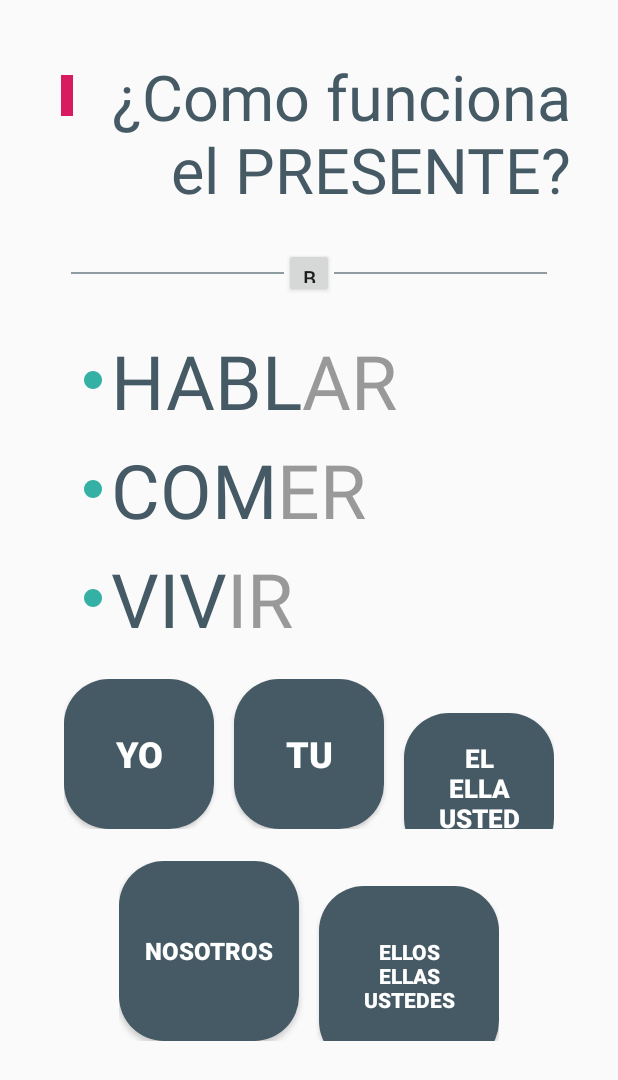
After one commit to Aquima/spanish-pocket-android, an Android app: the PresentActivity screen opened directly, with no data from a screen before it, on a phone screen of 412 x 824 dp. The commit adds this screen. Shown: the top 1080 px of the screen. Run offline under Robolectric (Android 15) with nearby library versions, the light colour scheme and no system bars.

Commit message:
create present activity
activity and btnPronouns, circle_green and edit colors.xml and dimension

```diff
--- a/app/src/main/AndroidManifest.xml
+++ b/app/src/main/AndroidManifest.xml
@@ -11,6 +11,8 @@
             android:roundIcon="@mipmap/ic_launcher_round"
             android:supportsRtl="true"
             android:theme="@style/AppTheme">
+        <activity android:name=".Views.PresentActivity">
+        </activity>
         <activity android:name=".Views.ScoreActivity">
         </activity>
         <activity android:name=".Views.RegisterActivity">
--- /dev/null
+++ b/app/src/main/java/com/quimalabs/sp/Views/PresentActivity.kt
@@ -0,0 +1,13 @@
+package com.quimalabs.sp.Views
+
+import android.support.v7.app.AppCompatActivity
+import android.os.Bundle
+import com.quimalabs.sp.R
+
+class PresentActivity : AppCompatActivity() {
+
+    override fun onCreate(savedInstanceState: Bundle?) {
+        super.onCreate(savedInstanceState)
+        setContentView(R.layout.activity_present)
+    }
+}
--- /dev/null
+++ b/app/src/main/res/drawable/btn_pronouns.xml
@@ -0,0 +1,18 @@
+<?xml version="1.0" encoding="utf-8"?>
+<shape xmlns:android="http://schemas.android.com/apk/res/android" android:shape="rectangle" >
+    <corners
+            android:radius="@dimen/corner_pronouns"/>
+    <solid
+            android:color="@color/colorDarkGreen"/>
+    <padding
+            android:left="0dp"
+            android:top="0dp"
+            android:right="0dp"
+            android:bottom="0dp"/>
+    <size
+            android:width="150dp"
+            android:height="150dp"/>
+    <stroke
+            android:width="0dp"
+            android:color="@color/colorDarkGreen"/>
+</shape>
--- /dev/null
+++ b/app/src/main/res/drawable/circle_green.xml
@@ -0,0 +1,12 @@
+<?xml version="1.0" encoding="utf-8"?>
+<vector xmlns:android="http://schemas.android.com/apk/res/android"
+        android:width="50dp"
+        android:height="50dp"
+        android:viewportWidth="50"
+        android:viewportHeight="50">
+
+    <path
+            android:fillColor="#34b1a4"
+            android:pathData="M 25 0 C 38.8071187458 0 50 11.1928812542 50 25 C 50 38.8071187458 38.8071187458 50 25 50 C 11.1928812542 50 0 38.8071187458 0 25 C 0 11.1928812542 11.1928812542 0 25 0 Z" />
+
+</vector>
--- /dev/null
+++ b/app/src/main/res/layout/activity_present.xml
@@ -0,0 +1,172 @@
+<?xml version="1.0" encoding="utf-8"?>
+<android.support.constraint.ConstraintLayout
+        xmlns:android="http://schemas.android.com/apk/res/android"
+        xmlns:tools="http://schemas.android.com/tools"
+        xmlns:app="http://schemas.android.com/apk/res-auto"
+        android:layout_width="match_parent"
+        android:layout_height="match_parent"
+        tools:context=".Views.PresentActivity">
+
+    <LinearLayout
+            android:orientation="horizontal"
+            android:layout_width="340dp"
+            android:layout_height="wrap_content"
+            android:layout_marginTop="36dp"
+            app:layout_constraintTop_toTopOf="parent" app:layout_constraintStart_toStartOf="parent"
+            app:layout_constraintEnd_toEndOf="parent"
+            android:layout_marginLeft="20dp" android:layout_marginStart="20dp" android:layout_marginRight="11dp"
+            android:layout_marginEnd="11dp" android:id="@+id/linearLayout">
+        <ImageView
+                android:layout_width="16dp"
+                android:layout_height="27dp" app:srcCompat="@color/colorAccent" android:id="@+id/imageView4"
+                android:layout_weight="1" android:layout_marginTop="14dp"/>
+        <TextView
+                android:text="¿Como funciona el PRESENTE?"
+                android:layout_width="wrap_content"
+                android:layout_height="wrap_content"
+                android:layout_gravity="right"
+                android:id="@+id/textView2" android:layout_weight="1"
+                android:textColor="@color/colorDarkGreen" android:textSize="42sp" android:textAllCaps="false"
+                android:layout_marginLeft="14dp" android:textIsSelectable="false" android:gravity="right"/>
+    </LinearLayout>
+    <LinearLayout
+            android:orientation="horizontal"
+            android:layout_width="wrap_content"
+            android:layout_height="0dp"
+            app:layout_constraintStart_toStartOf="parent"
+            app:layout_constraintEnd_toEndOf="parent"
+            android:layout_marginTop="24dp"
+            app:layout_constraintTop_toBottomOf="@+id/linearLayout" android:gravity="center"
+            android:id="@+id/linearLayout2">
+        <View
+                android:layout_width="142dp"
+                android:layout_height="1dp" android:id="@+id/view" android:layout_weight="1"
+                android:background="@color/colorDarkLead"/>
+        <Button
+                android:text="Button"
+                android:layout_width="33dp"
+                android:layout_height="33dp" android:id="@+id/button" android:layout_weight="1"/>
+        <View
+                android:layout_width="142dp"
+                android:layout_height="1dp" android:id="@+id/view2" android:layout_weight="1"
+                android:background="@color/colorDarkLead"/>
+    </LinearLayout>
+    <LinearLayout
+            android:orientation="vertical"
+            android:layout_width="300dp"
+            android:layout_height="wrap_content"
+            app:layout_constraintStart_toStartOf="parent"
+            app:layout_constraintEnd_toEndOf="parent"
+            android:layout_marginTop="21dp"
+            app:layout_constraintTop_toBottomOf="@+id/linearLayout2" android:id="@+id/linearLayout4"
+    >
+        <LinearLayout
+                android:orientation="horizontal"
+                android:layout_width="wrap_content"
+                android:layout_height="wrap_content"
+                android:gravity="center">
+            <ImageView
+                    android:layout_width="12dp"
+                    android:layout_height="12dp" android:background="@drawable/circle_green"
+                    android:id="@+id/imageView5" android:layout_weight="1"/>
+            <TextView
+                    android:text="HABL"
+                    android:layout_width="wrap_content"
+                    android:layout_height="wrap_content" android:id="@+id/txtFirstPronouns" android:layout_weight="1"
+                    android:textSize="50sp" android:layout_marginLeft="6dp" android:textColor="@color/colorDarkGreen"/>
+            <TextView
+                    android:text="AR"
+                    android:layout_width="wrap_content"
+                    android:layout_height="wrap_content" android:id="@+id/txtFirstComplete" android:layout_weight="1"
+                    android:textSize="50sp" android:textColor="@color/colorLead"/>
+        </LinearLayout>
+        <LinearLayout
+                android:orientation="horizontal"
+                android:layout_width="wrap_content"
+                android:layout_height="wrap_content" android:gravity="center"
+                android:layout_marginTop="5dp">
+            <ImageView
+                    android:layout_width="12dp"
+                    android:layout_height="12dp" android:background="@drawable/circle_green"
+                    android:id="@+id/imageView6" android:layout_weight="1"/>
+            <TextView
+                    android:text="COM"
+                    android:layout_width="wrap_content"
+                    android:layout_height="wrap_content" android:id="@+id/txtSecondPronouns" android:layout_weight="1"
+                    android:textSize="50sp" android:layout_marginLeft="6dp" android:textColor="@color/colorDarkGreen"/>
+            <TextView
+                    android:text="ER"
+                    android:layout_width="wrap_content"
+                    android:layout_height="wrap_content" android:id="@+id/txtSecondComplete" android:layout_weight="1"
+                    android:textSize="50sp" android:textColor="@color/colorLead"/>
+        </LinearLayout>
+        <LinearLayout
+                android:orientation="horizontal"
+                android:layout_width="wrap_content"
+                android:layout_height="wrap_content" android:gravity="center"
+                android:layout_marginTop="5dp">
+            <ImageView
+                    android:layout_width="12dp"
+                    android:layout_height="12dp" android:background="@drawable/circle_green"
+                    android:id="@+id/imageView7" android:layout_weight="1"/>
+            <TextView
+                    android:text="VIV"
+                    android:layout_width="wrap_content"
+                    android:layout_height="wrap_content" android:id="@+id/txtThirdPronouns" android:layout_weight="1"
+                    android:textSize="50sp" android:layout_marginLeft="6dp" android:textColor="@color/colorDarkGreen"/>
+            <TextView
+                    android:text="IR"
+                    android:layout_width="wrap_content"
+                    android:layout_height="wrap_content" android:id="@+id/txtThirdComplete" android:layout_weight="1"
+                    android:textSize="50sp" android:textColor="@color/colorLead"/>
+        </LinearLayout>
+    </LinearLayout>
+    <LinearLayout
+            android:orientation="vertical"
+            android:layout_width="wrap_content"
+            android:layout_height="wrap_content" android:layout_marginTop="20dp"
+            app:layout_constraintTop_toBottomOf="@+id/linearLayout4" app:layout_constraintStart_toStartOf="parent"
+            app:layout_constraintEnd_toEndOf="parent"
+            android:gravity="center">
+        <LinearLayout
+                android:orientation="horizontal"
+                android:layout_width="wrap_content"
+                android:layout_height="wrap_content">
+            <Button
+                    android:text="Yo"
+                    android:layout_width="100dp"
+                    android:layout_height="100dp" android:id="@+id/btn_first" android:layout_weight="1"
+                    android:background="@drawable/btn_pronouns" android:textSize="24sp"
+                    android:textColor="@color/primaryWhiteColor" android:textStyle="bold"/>
+            <Button
+                    android:text="tu"
+                    android:layout_width="100dp"
+                    android:layout_height="100dp" android:id="@+id/btn_second" android:layout_weight="1"
+                    android:background="@drawable/btn_pronouns" android:layout_marginLeft="13dp"
+                    android:textSize="24sp" android:textColor="@color/primaryWhiteColor" android:textStyle="bold"/>
+            <Button
+                    android:layout_width="100dp"
+                    android:layout_height="100dp" android:id="@+id/btn_third" android:layout_weight="1"
+                    android:background="@drawable/btn_pronouns" android:layout_marginLeft="13dp"
+                    android:textSize="17sp" android:textColor="@color/primaryWhiteColor" android:textStyle="bold"
+                    android:text="EL\nELLA\nUSTED"/>
+        </LinearLayout>
+        <LinearLayout
+                android:orientation="horizontal"
+                android:layout_width="wrap_content"
+                android:layout_height="wrap_content" android:layout_marginTop="21dp">
+            <Button
+                    android:text="Nosotros"
+                    android:layout_width="120dp"
+                    android:layout_height="120dp" android:id="@+id/btn_quarter" android:layout_weight="1"
+                    android:background="@drawable/btn_pronouns" android:textStyle="bold" android:textSize="16sp"
+                    android:textColor="@color/primaryWhiteColor"/>
+            <Button
+                    android:text="ELLOS\nELLAS\nUSTEDES"
+                    android:layout_width="120dp"
+                    android:layout_height="120dp" android:id="@+id/btn_fifth" android:layout_weight="1"
+                    android:layout_marginLeft="13dp" android:background="@drawable/btn_pronouns"
+                    android:textColor="@color/primaryWhiteColor" android:textStyle="bold"/>
+        </LinearLayout>
+    </LinearLayout>
+</android.support.constraint.ConstraintLayout>
--- a/app/src/main/res/values/colors.xml
+++ b/app/src/main/res/values/colors.xml
@@ -10,5 +10,7 @@
     <color name="colorDarkGreen">#455A64</color>
     <color name="hintTextColor">#B6BBBB</color>
     <color name="redPastelColor">#CF6679</color>
-
+    <color name="colorLead">#999999</color>
+    <color name="colorDarkLead">#8F9CA1</color>
+    <color name="colorBackground">#F5F5F5</color>
 </resources>
--- a/app/src/main/res/values/dimension.xml
+++ b/app/src/main/res/values/dimension.xml
@@ -1,4 +1,5 @@
 <?xml version="1.0" encoding="utf-8"?>
 <resources>
     <dimen name="corner_value">5dp</dimen>
+    <dimen name="corner_pronouns">30dp</dimen>
 </resources>
```
